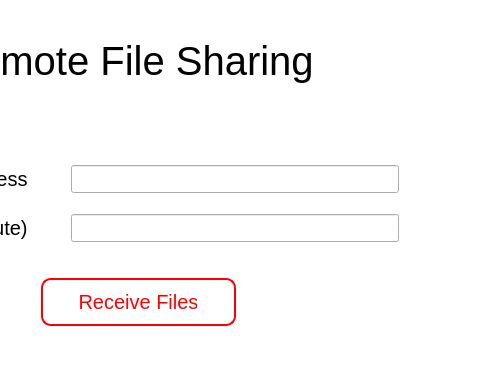
Old version of the form ui/receive_files.ui in the repository kevinrvaz/remote-file-transfer; both pictures show x 209 to 689 and y 0 to 388 of the 689 by 631 pixel window.
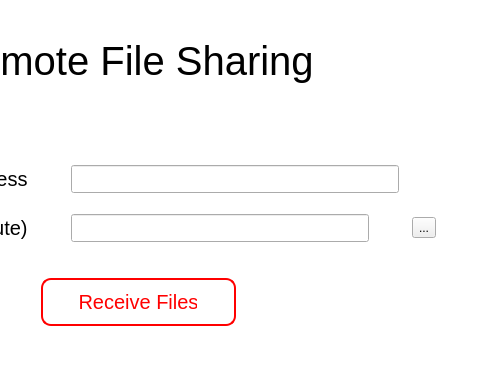
New version of the form.

What changed in the file:
```diff
--- a/ui/receive_files.ui
+++ b/ui/receive_files.ui
@@ -104,6 +104,13 @@
         </property>
        </widget>
       </item>
+      <item>
+       <widget class="QToolButton" name="toolButton">
+        <property name="text">
+         <string>...</string>
+        </property>
+       </widget>
+      </item>
      </layout>
     </item>
     <item>
```
